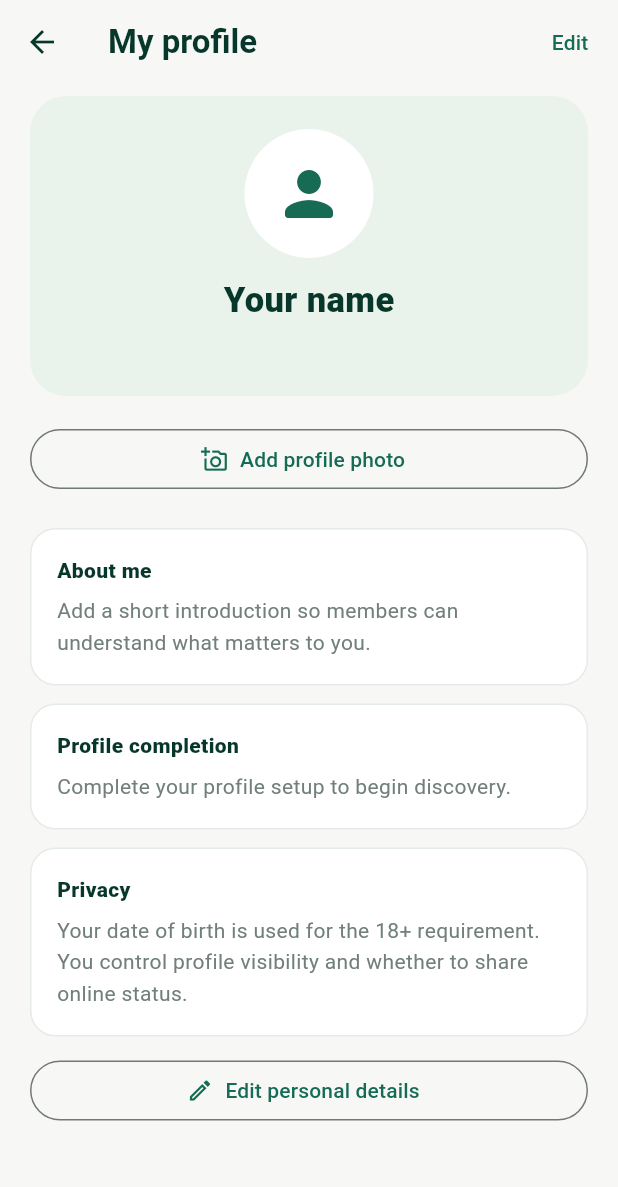
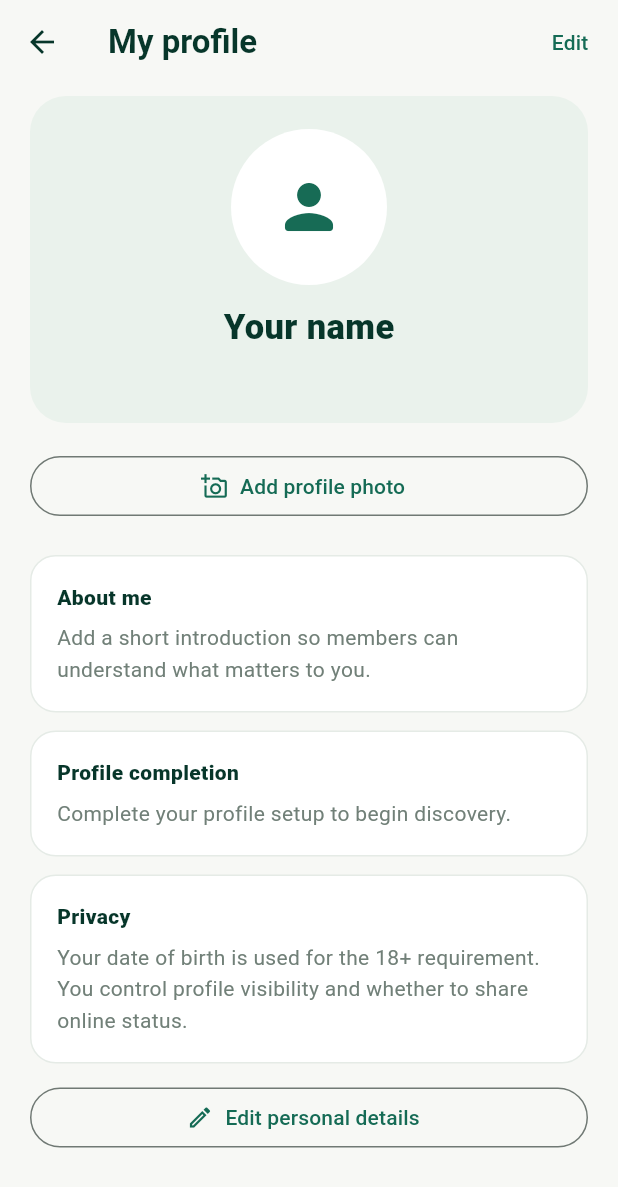
Before and after one commit to TheTechGuyDev/AQDIN, a Flutter app: the AccountProfilePage screen opened directly, on a phone screen of 412 x 824 dp. Shown: the top 1187 px of the screen. Run offline on Flutter 3.47's test engine with Material 3 defaults, Android fonts, the phone set to English and light mode, and no system bars; our stand-ins replace flutter_svg, image_picker, supabase_flutter; accounts and stored records are empty.

Commit message:
Display primary uploaded photo in member profile header

```diff
--- a/lib/screens/account_profile_page.dart
+++ b/lib/screens/account_profile_page.dart
@@ -124,12 +124,25 @@ class _AccountProfilePageState extends State<AccountProfilePage> {
                   ),
                   child: Column(
                     children: [
-                      Container(
-                        width: 86,
-                        height: 86,
-                        decoration: const BoxDecoration(color: Colors.white, shape: BoxShape.circle),
-                        child: const Icon(Icons.person_rounded, color: _leaf, size: 48),
-                      ),
+                      Builder(builder: (context) {
+                        final photos = (_profile?['photos'] as List? ?? []).cast<Map<String, dynamic>>();
+                        Map<String, dynamic>? primary;
+                        for (final photo in photos) {
+                          if (photo['is_primary'] == true) { primary = photo; break; }
+                        }
+                        primary ??= photos.isNotEmpty ? photos.first : null;
+                        final photoUrl = primary?['signed_url']?.toString() ?? '';
+                        return Container(
+                          width: 104,
+                          height: 104,
+                          clipBehavior: Clip.antiAlias,
+                          decoration: const BoxDecoration(color: Colors.white, shape: BoxShape.circle),
+                          child: photoUrl.isNotEmpty
+                              ? Image.network(photoUrl, fit: BoxFit.cover,
+                                  errorBuilder: (_, __, ___) => const Icon(Icons.person_rounded, color: _leaf, size: 48))
+                              : const Icon(Icons.person_rounded, color: _leaf, size: 48),
+                        );
+                      }),
                       const SizedBox(height: 12),
                       Text(
                         _name.text.isEmpty ? 'Your name' : _name.text,
```
